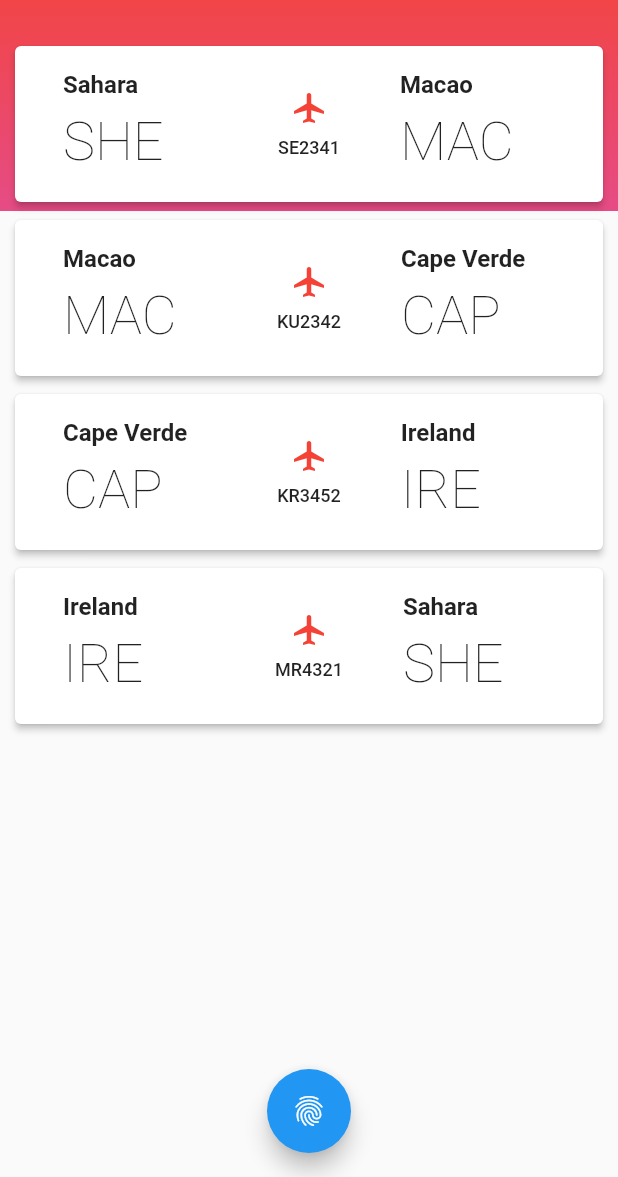
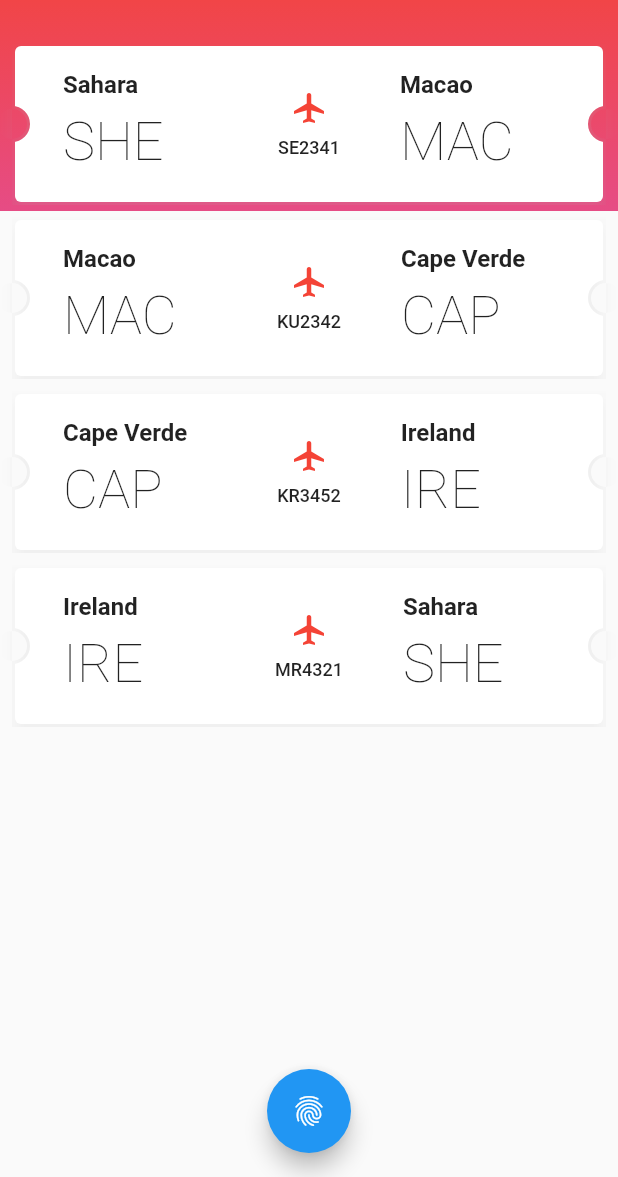
Before and after one commit to SonQBChau/flight_search, a Flutter app: the TicketsPage screen opened directly, on a phone screen of 412 x 824 dp, the part 59-1236 px from its top. Run offline on Flutter 3.47's test engine with Material 2 defaults, Android fonts, the phone set to English and light mode, and no system bars.

Commit message:
update ticket card button

```diff
--- a/lib/screens/tickets_page.dart
+++ b/lib/screens/tickets_page.dart
@@ -1,4 +1,5 @@
 import 'package:flight_search/models/flight_stop_ticket.dart';
+import 'package:flight_search/screens/home_page.dart';
 import 'package:flight_search/widgets/air_asia_bar.dart';
 import 'package:flight_search/widgets/ticket_card.dart';
 import 'package:flutter/material.dart';
@@ -17,16 +18,43 @@ class _TicketsPageState extends State<TicketsPage>
     new FlightStopTicket("Ireland", "IRE", "Sahara", "SHE", "MR4321"),
   ];
 
+  AnimationController cardEntranceAnimationController;
+  List<Animation> ticketAnimations;
+  Animation fabAnimation;
+
+  @override
+  void initState() {
+    super.initState();
+    cardEntranceAnimationController = new AnimationController(
+      vsync: this,
+      duration: Duration(milliseconds: 1100),
+    );
+    ticketAnimations = stops.map((stop) {
+      int index = stops.indexOf(stop);
+      double start = index * 0.1;
+      double duration = 0.6;
+      double end = duration + start;
+      return new Tween<double>(begin: 800.0, end: 0.0).animate(
+          new CurvedAnimation(
+              parent: cardEntranceAnimationController,
+              curve: new Interval(start, end, curve: Curves.decelerate)));
+    }).toList();
+    fabAnimation = new CurvedAnimation(
+        parent: cardEntranceAnimationController,
+        curve: Interval(0.7, 1.0, curve: Curves.decelerate));
+    cardEntranceAnimationController.forward();
+  }
+
   @override
   Widget build(BuildContext context) {
     return Scaffold(
-      body: new Stack(
+      body:  Stack(
         children: <Widget>[
           AirAsiaBar(height: 180.0,),
           Positioned.fill(
             top: MediaQuery.of(context).padding.top + 64.0,
             child: SingleChildScrollView(
-              child: new Column(
+              child:  Column(
                 children: _buildTickets().toList(),
               ),
             ),
@@ -40,17 +68,35 @@ class _TicketsPageState extends State<TicketsPage>
 
   Iterable<Widget> _buildTickets() {
     return stops.map((stop) {
-      return Padding(
-        padding: const EdgeInsets.symmetric(vertical: 4.0, horizontal: 8.0),
-        child: TicketCard(stop: stop),
+      int index = stops.indexOf(stop);
+      return AnimatedBuilder(
+        animation: cardEntranceAnimationController,
+        child: Padding(
+          padding: const EdgeInsets.symmetric(vertical: 4.0, horizontal: 8.0),
+          child: TicketCard(stop: stop),
+        ),
+        builder: (context, child) => new Transform.translate(
+          offset: Offset(0.0, ticketAnimations[index].value),
+          child: child,
+        ),
       );
     });
   }
 
   _buildFab() {
-    return FloatingActionButton(
-      onPressed: () => Navigator.of(context).pop(),
-      child: new Icon(Icons.fingerprint),
+    return ScaleTransition(
+      scale: fabAnimation,
+      child: FloatingActionButton(
+//        onPressed: () => Navigator.of(context).pop(),
+//          onPressed: (){
+//            Navigator.push(
+//              context,
+//              MaterialPageRoute(builder: (context) => HomePage()),
+//            );
+//          },
+        onPressed: () => Navigator.pushNamedAndRemoveUntil(context, '/', (_) => false),
+        child: new Icon(Icons.fingerprint),
+      ),
     );
   }
 }
--- a/lib/widgets/content_card.dart
+++ b/lib/widgets/content_card.dart
@@ -11,6 +11,7 @@ class ContentCard extends StatefulWidget {
 
 class _ContentCardState extends State<ContentCard> {
   bool showInput = true;
+  bool showInputTabOptions = true;
 
   @override
   Widget build(BuildContext context) {
@@ -46,9 +47,9 @@ class _ContentCardState extends State<ContentCard> {
         ),
          TabBar(
           tabs: [
-            Tab(text: "Flight"),
-            Tab(text: "Train"),
-            Tab(text: "Bus"),
+            Tab(text: showInputTabOptions ? "Flight" : "Price"),
+            Tab(text: showInputTabOptions ? "Train" : "Duration"),
+            Tab(text: showInputTabOptions ? "Bus" : "Stops"),
           ],
           labelColor: Colors.black,
           unselectedLabelColor: Colors.grey,
@@ -69,10 +70,12 @@ class _ContentCardState extends State<ContentCard> {
                 ? _buildMulticityTab()
                 : PriceTab(
               height: viewportConstraints.maxHeight - 48.0,
+              onPlaneFlightStart: () =>
+                  setState(() => showInputTabOptions = false),
+            ),
             ),
           ),
         ),
-      ),
     );
   }
 
--- a/lib/widgets/price_tab.dart
+++ b/lib/widgets/price_tab.dart
@@ -3,6 +3,7 @@ import 'package:flight_search/models/flight_stop.dart';
 import 'package:flight_search/screens/tickets_page.dart';
 import 'package:flight_search/widgets/animated_dot.dart';
 import 'package:flight_search/widgets/animated_plan_icon.dart';
+import 'package:flight_search/widgets/fade_row.dart';
 import 'package:flight_search/widgets/flight_stop_card.dart';
 import 'package:flutter/material.dart';
 
@@ -166,7 +167,7 @@ class _PriceTabState extends State<PriceTab> with TickerProviderStateMixin {
     )..addStatusListener((status) {
       if (status == AnimationStatus.completed) {
         Future.delayed(Duration(milliseconds: 500), () {
-//          widget?.onPlaneFlightStart();
+          widget?.onPlaneFlightStart();
           _planeTravelController.forward();
         });
         Future.delayed(Duration(milliseconds: 700), () {
--- a/lib/widgets/ticket_card.dart
+++ b/lib/widgets/ticket_card.dart
@@ -8,12 +8,24 @@ class TicketCard extends StatelessWidget {
 
   @override
   Widget build(BuildContext context) {
-    return Card(
-      elevation: 2.0,
-      margin: const EdgeInsets.all(2.0),
-      child: _buildCardContent(),
+    return ClipPath(
+      clipper: TicketClipper(10.0),
+      child: Material(
+        elevation: 4.0,
+        shadowColor: Color(0x30E5E5E5),
+        color: Colors.transparent,
+        child: ClipPath(
+          clipper: TicketClipper(12.0),
+          child: Card(
+            elevation: 0.0,
+            margin: const EdgeInsets.all(2.0),
+            child: _buildCardContent(),
+          ),
+        ),
+      ),
     );
   }
+
 
   Container _buildCardContent() {
     TextStyle airportNameStyle =
@@ -76,3 +88,25 @@ class TicketCard extends StatelessWidget {
     );
   }
 }
+
+class TicketClipper extends CustomClipper<Path> {
+  final double radius;
+
+  TicketClipper(this.radius);
+
+  @override
+  Path getClip(Size size) {
+    var path = new Path();
+    path.lineTo(0.0, size.height);
+    path.lineTo(size.width, size.height);
+    path.lineTo(size.width, 0.0);
+    path.addOval(
+        Rect.fromCircle(center: Offset(0.0, size.height / 2), radius: radius));
+    path.addOval(
+        Rect.fromCircle(center: Offset(size.width, size.height / 2), radius: radius));
+    return path;
+  }
+
+  @override
+  bool shouldReclip(CustomClipper<Path> oldClipper) => true;
+}
```
